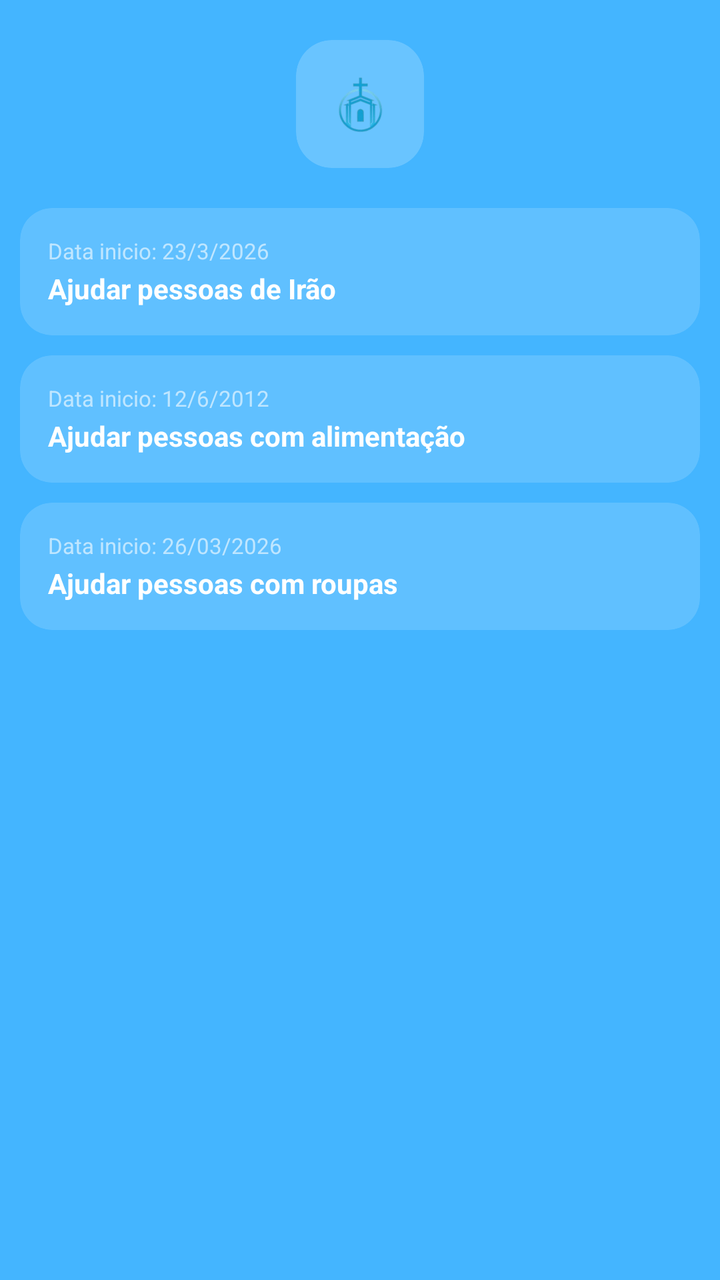
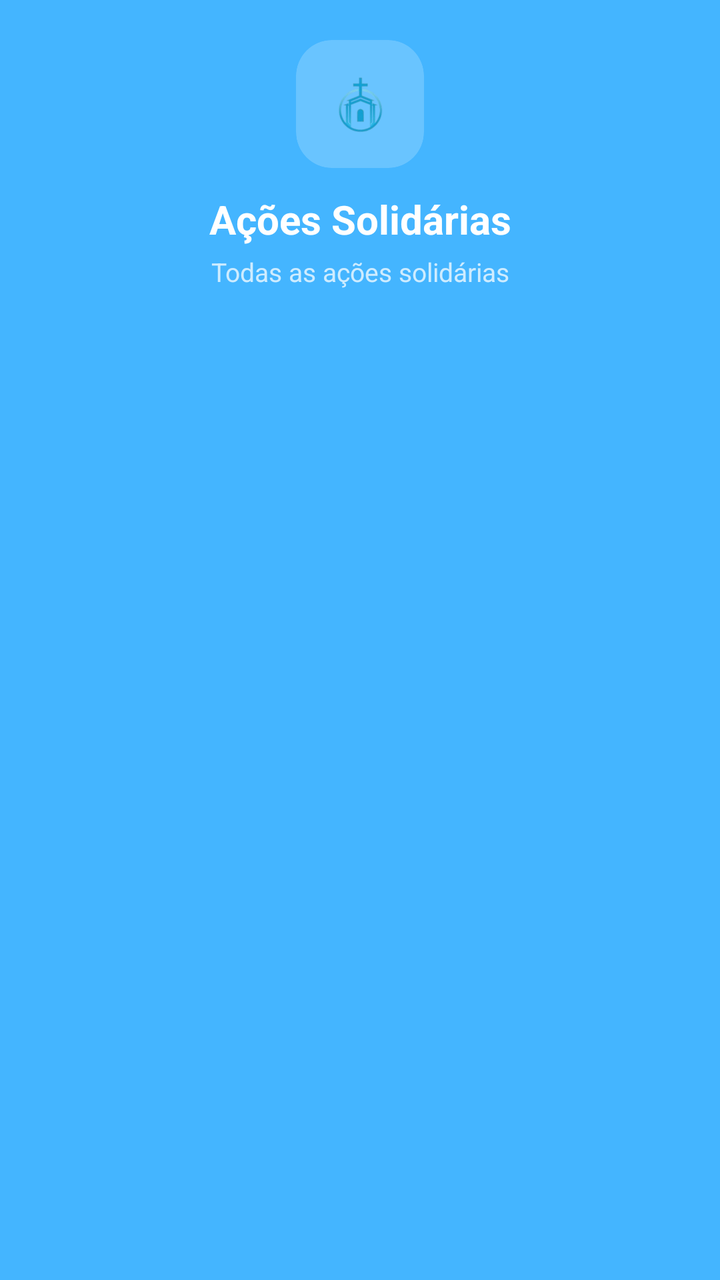

Two renders of the same Android screen: before a commit and after it. Below are the layout's source before the change and the commit's diff.
<!-- AndroidManifest.xml: application theme Theme.Igrejas -->
<!-- res/layout/activity_acao_solidaria.xml -->
<?xml version="1.0" encoding="utf-8"?>
<androidx.constraintlayout.widget.ConstraintLayout xmlns:android="http://schemas.android.com/apk/res/android"
    xmlns:app="http://schemas.android.com/apk/res-auto"
    xmlns:tools="http://schemas.android.com/tools"
    android:id="@+id/main"
    android:layout_width="match_parent"
    android:layout_height="match_parent"
    android:background="@color/baby_blue"
    tools:context=".AcaoSolidaria">


    <androidx.cardview.widget.CardView
        android:id="@+id/cardView"
        android:layout_width="64dp"
        android:layout_height="64dp"
        android:layout_gravity="center"
        android:layout_marginTop="20dp"
        app:cardBackgroundColor="#33FFFFFF"
        app:cardCornerRadius="18dp"
        app:cardElevation="0dp"
        app:layout_constraintEnd_toEndOf="parent"
        app:layout_constraintStart_toStartOf="parent"
        app:layout_constraintTop_toTopOf="parent">

        <ImageView
            android:id="@+id/imageViewLogo"
            android:layout_width="36dp"
            android:layout_height="36dp"
            android:layout_gravity="center"
            android:scaleType="fitCenter"
            android:src="@drawable/logoigreja" />
    </androidx.cardview.widget.CardView>

    <androidx.cardview.widget.CardView
        android:id="@+id/cardIrao"
        android:layout_width="match_parent"
        android:layout_height="wrap_content"
        android:layout_marginTop="20dp"
        app:cardBackgroundColor="#26FFFFFF"
        app:cardCornerRadius="16dp"
        android:layout_marginEnd="10dp"
        android:layout_marginStart="10dp"
        app:cardElevation="0dp"
        app:layout_constraintEnd_toEndOf="parent"
        app:layout_constraintStart_toStartOf="parent"
        app:layout_constraintTop_toBottomOf="@+id/cardView">

        <LinearLayout
            android:layout_width="match_parent"
            android:layout_height="wrap_content"
            android:gravity="center_vertical"
            android:orientation="horizontal"
            android:padding="14dp">

            <LinearLayout
                android:layout_width="0dp"
                android:layout_height="wrap_content"
                android:layout_weight="1"
                android:orientation="vertical">

                <TextView
                    android:id="@+id/tvDataHora"
                    android:layout_width="wrap_content"
                    android:layout_height="wrap_content"
                    android:text="Data inicio: 23/3/2026"
                    android:textColor="#99FFFFFF"
                    android:textSize="11sp" />

                <TextView
                    android:id="@+id/tvTitulo"
                    android:layout_width="wrap_content"
                    android:layout_height="wrap_content"
                    android:layout_marginTop="2dp"
                    android:text="Ajudar pessoas de Irão"
                    android:textColor="@color/white"
                    android:textSize="14sp"
                    android:textStyle="bold" />


            </LinearLayout>
        </LinearLayout>
    </androidx.cardview.widget.CardView>

    <androidx.cardview.widget.CardView
        android:id="@+id/cardAlimentacao"
        android:layout_width="match_parent"
        android:layout_height="wrap_content"
        android:layout_marginTop="10dp"
        app:cardBackgroundColor="#26FFFFFF"
        app:cardCornerRadius="16dp"
        android:layout_marginEnd="10dp"
        android:layout_marginStart="10dp"
        app:cardElevation="0dp"
        app:layout_constraintEnd_toEndOf="parent"
        app:layout_constraintStart_toStartOf="parent"
        app:layout_constraintTop_toBottomOf="@+id/cardIrao">

        <LinearLayout
            android:layout_width="match_parent"
            android:layout_height="wrap_content"
            android:gravity="center_vertical"
            android:orientation="horizontal"
            android:padding="14dp">

            <LinearLayout
                android:layout_width="0dp"
                android:layout_height="wrap_content"
                android:layout_weight="1"
                android:orientation="vertical">

                <TextView
                    android:id="@+id/textdata"
                    android:layout_width="wrap_content"
                    android:layout_height="wrap_content"
                    android:text="Data inicio: 12/6/2012"
                    android:textColor="#99FFFFFF"
                    android:textSize="11sp" />

                <TextView
                    android:id="@+id/text"
                    android:layout_width="wrap_content"
                    android:layout_height="wrap_content"
                    android:layout_marginTop="2dp"
                    android:text="Ajudar pessoas com alimentação"
                    android:textColor="@color/white"
                    android:textSize="14sp"
                    android:textStyle="bold" />


            </LinearLayout>
        </LinearLayout>
    </androidx.cardview.widget.CardView>

    <androidx.cardview.widget.CardView
        android:layout_width="match_parent"
        android:layout_height="wrap_content"
        android:layout_marginTop="10dp"
        app:cardBackgroundColor="#26FFFFFF"
        app:cardCornerRadius="16dp"
        android:layout_marginEnd="10dp"
        android:layout_marginStart="10dp"
        app:cardElevation="0dp"
        app:layout_constraintEnd_toEndOf="parent"
        app:layout_constraintStart_toStartOf="parent"
        app:layout_constraintTop_toBottomOf="@+id/cardAlimentacao">

        <LinearLayout
            android:layout_width="match_parent"
            android:layout_height="wrap_content"
            android:gravity="center_vertical"
            android:orientation="horizontal"
            android:padding="14dp">

            <LinearLayout
                android:layout_width="0dp"
                android:layout_height="wrap_content"
                android:layout_weight="1"
                android:orientation="vertical">

                <TextView
                    android:id="@+id/textdata2"
                    android:layout_width="wrap_content"
                    android:layout_height="wrap_content"
                    android:text="Data inicio: 26/03/2026"
                    android:textColor="#99FFFFFF"
                    android:textSize="11sp" />

                <TextView
                    android:id="@+id/text3"
                    android:layout_width="wrap_content"
                    android:layout_height="wrap_content"
                    android:layout_marginTop="2dp"
                    android:text="Ajudar pessoas com roupas"
                    android:textColor="@color/white"
                    android:textSize="14sp"
                    android:textStyle="bold" />


            </LinearLayout>
        </LinearLayout>
    </androidx.cardview.widget.CardView>

</androidx.constraintlayout.widget.ConstraintLayout>
<!-- resources referenced by this layout -->
<resources>
  <color name="baby_blue">#44B5FF</color>
  <color name="white">#FFFFFFFF</color>
  <!-- drawable logoigreja: png bitmap (drawable, 17156 bytes) -->
  <style name="Theme.Igrejas" parent="Base.Theme.Igrejas" />
  <style name="Base.Theme.Igrejas" parent="Theme.Material3.DayNight.NoActionBar">
          
          
      </style>
</resources>

<!-- the commit's change to res/layout/activity_acao_solidaria.xml (unified diff, before → after) -->
@@ -6,15 +6,14 @@
     android:layout_width="match_parent"
     android:layout_height="match_parent"
     android:background="@color/baby_blue"
+    android:padding="20dp"
     tools:context=".AcaoSolidaria">
-
 
     <androidx.cardview.widget.CardView
         android:id="@+id/cardView"
         android:layout_width="64dp"
         android:layout_height="64dp"
         android:layout_gravity="center"
-        android:layout_marginTop="20dp"
         app:cardBackgroundColor="#33FFFFFF"
         app:cardCornerRadius="18dp"
         app:cardElevation="0dp"
@@ -31,153 +30,41 @@
             android:src="@drawable/logoigreja" />
     </androidx.cardview.widget.CardView>
 
-    <androidx.cardview.widget.CardView
-        android:id="@+id/cardIrao"
+    <TextView
+        android:id="@+id/tvTituloPagina"
         android:layout_width="match_parent"
         android:layout_height="wrap_content"
-        android:layout_marginTop="20dp"
-        app:cardBackgroundColor="#26FFFFFF"
-        app:cardCornerRadius="16dp"
-        android:layout_marginEnd="10dp"
-        android:layout_marginStart="10dp"
-        app:cardElevation="0dp"
+        android:layout_marginTop="12dp"
+        android:gravity="center"
+        android:text="Ações Solidárias"
+        android:textColor="@color/white"
+        android:textSize="20sp"
+        android:textStyle="bold"
         app:layout_constraintEnd_toEndOf="parent"
         app:layout_constraintStart_toStartOf="parent"
-        app:layout_constraintTop_toBottomOf="@+id/cardView">
+        app:layout_constraintTop_toBottomOf="@+id/cardView" />
 
-        <LinearLayout
-            android:layout_width="match_parent"
-            android:layout_height="wrap_content"
-            android:gravity="center_vertical"
-            android:orientation="horizontal"
-            android:padding="14dp">
-
-            <LinearLayout
-                android:layout_width="0dp"
-                android:layout_height="wrap_content"
-                android:layout_weight="1"
-                android:orientation="vertical">
-
-                <TextView
-                    android:id="@+id/tvDataHora"
-                    android:layout_width="wrap_content"
-                    android:layout_height="wrap_content"
-                    android:text="Data inicio: 23/3/2026"
-                    android:textColor="#99FFFFFF"
-                    android:textSize="11sp" />
-
-                <TextView
-                    android:id="@+id/tvTitulo"
-                    android:layout_width="wrap_content"
-                    android:layout_height="wrap_content"
-                    android:layout_marginTop="2dp"
-                    android:text="Ajudar pessoas de Irão"
-                    android:textColor="@color/white"
-                    android:textSize="14sp"
-                    android:textStyle="bold" />
-
-
-            </LinearLayout>
-        </LinearLayout>
-    </androidx.cardview.widget.CardView>
-
-    <androidx.cardview.widget.CardView
-        android:id="@+id/cardAlimentacao"
+    <TextView
+        android:id="@+id/tvSubtituloPagina"
         android:layout_width="match_parent"
         android:layout_height="wrap_content"
-        android:layout_marginTop="10dp"
-        app:cardBackgroundColor="#26FFFFFF"
-        app:cardCornerRadius="16dp"
-        android:layout_marginEnd="10dp"
-        android:layout_marginStart="10dp"
-        app:cardElevation="0dp"
+        android:layout_marginTop="4dp"
+        android:gravity="center"
+        android:text="Todas as ações solidárias"
+        android:textColor="#BDFFFFFF"
+        android:textSize="13sp"
         app:layout_constraintEnd_toEndOf="parent"
         app:layout_constraintStart_toStartOf="parent"
-        app:layout_constraintTop_toBottomOf="@+id/cardIrao">
+        app:layout_constraintTop_toBottomOf="@+id/tvTituloPagina" />
 
-        <LinearLayout
-            android:layout_width="match_parent"
-            android:layout_height="wrap_content"
-            android:gravity="center_vertical"
-            android:orientation="horizontal"
-            android:padding="14dp">
-
-            <LinearLayout
-                android:layout_width="0dp"
-                android:layout_height="wrap_content"
-                android:layout_weight="1"
-                android:orientation="vertical">
-
-                <TextView
-                    android:id="@+id/textdata"
-                    android:layout_width="wrap_content"
-                    android:layout_height="wrap_content"
-                    android:text="Data inicio: 12/6/2012"
-                    android:textColor="#99FFFFFF"
-                    android:textSize="11sp" />
-
-                <TextView
-                    android:id="@+id/text"
-                    android:layout_width="wrap_content"
-                    android:layout_height="wrap_content"
-                    android:layout_marginTop="2dp"
-                    android:text="Ajudar pessoas com alimentação"
-                    android:textColor="@color/white"
-                    android:textSize="14sp"
-                    android:textStyle="bold" />
-
-
-            </LinearLayout>
-        </LinearLayout>
-    </androidx.cardview.widget.CardView>
-
-    <androidx.cardview.widget.CardView
+    <androidx.recyclerview.widget.RecyclerView
+        android:id="@+id/recyclerViewAcoesSolidarias"
         android:layout_width="match_parent"
-        android:layout_height="wrap_content"
-        android:layout_marginTop="10dp"
-        app:cardBackgroundColor="#26FFFFFF"
-        app:cardCornerRadius="16dp"
-        android:layout_marginEnd="10dp"
-        android:layout_marginStart="10dp"
-        app:cardElevation="0dp"
+        android:layout_height="0dp"
+        android:layout_marginTop="24dp"
+        app:layout_constraintBottom_toBottomOf="parent"
         app:layout_constraintEnd_toEndOf="parent"
         app:layout_constraintStart_toStartOf="parent"
-        app:layout_constraintTop_toBottomOf="@+id/cardAlimentacao">
-
-        <LinearLayout
-            android:layout_width="match_parent"
-            android:layout_height="wrap_content"
-            android:gravity="center_vertical"
-            android:orientation="horizontal"
-            android:padding="14dp">
-
-            <LinearLayout
-                android:layout_width="0dp"
-                android:layout_height="wrap_content"
-                android:layout_weight="1"
-                android:orientation="vertical">
-
-                <TextView
-                    android:id="@+id/textdata2"
-                    android:layout_width="wrap_content"
-                    android:layout_height="wrap_content"
-                    android:text="Data inicio: 26/03/2026"
-                    android:textColor="#99FFFFFF"
-                    android:textSize="11sp" />
-
-                <TextView
-                    android:id="@+id/text3"
-                    android:layout_width="wrap_content"
-                    android:layout_height="wrap_content"
-                    android:layout_marginTop="2dp"
-                    android:text="Ajudar pessoas com roupas"
-                    android:textColor="@color/white"
-                    android:textSize="14sp"
-                    android:textStyle="bold" />
-
-
-            </LinearLayout>
-        </LinearLayout>
-    </androidx.cardview.widget.CardView>
+        app:layout_constraintTop_toBottomOf="@+id/tvSubtituloPagina" />
 
 </androidx.constraintlayout.widget.ConstraintLayout>
